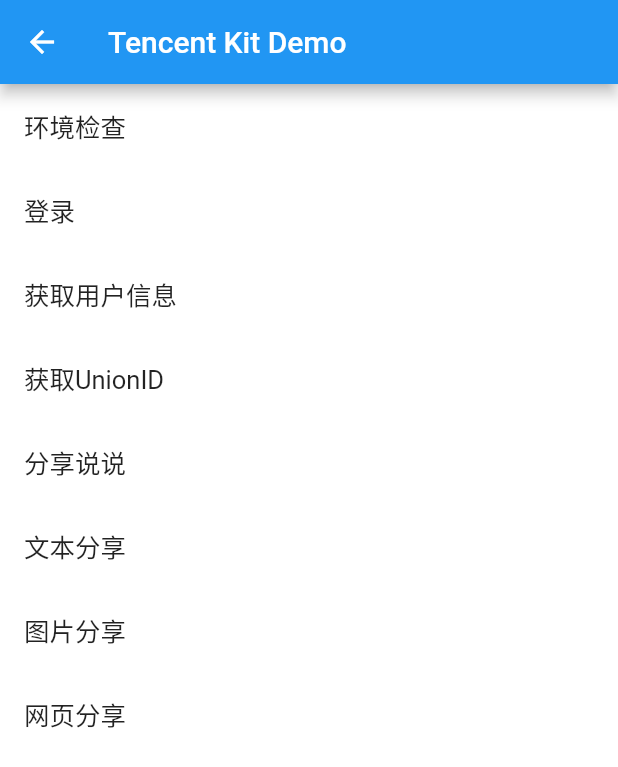
After one commit to cnatom/FlyingKxz, a Flutter app: the TestPage screen opened directly, after a tap on "图片分享", on a phone screen of 412 x 824 dp. The commit adds this screen. Shown: the top 767 px of the screen. Run offline on Flutter 3.47's test engine with Material 2 defaults, Android fonts, the phone set to English and light mode, and no system bars; our stand-ins replace community_material_icon, dio, flutter_boxicons, flutter_feather_icons, flutter_screenutil, flutter_staggered_animations and 9 more; missing offline and left inert: evil_icons_flutter, flui, flutter_animated_dialog, flutter_easyhub, flutter_picker, left_scroll_actions and 2 more; accounts and stored records are empty; network calls fail; statements that could not run were skipped.

Commit message:
矿小助0.7.14

```diff
--- a/lib/FlyingUiKit/container.dart
+++ b/lib/FlyingUiKit/container.dart
@@ -7,7 +7,6 @@
 import 'package:flutter_screenutil/flutter_screenutil.dart';
 import 'package:flying_kxz/FlyingUiKit/text.dart';
 import 'package:flying_kxz/Model/global.dart';
-
 import 'config.dart';
 
 //常用圆角容器
--- a/lib/NetRequest/newLogin_post.dart
+++ b/lib/NetRequest/newLogin_post.dart
@@ -13,10 +13,8 @@
     Response res;
     Dio dio = Dio();
     //配置dio信息
-
     res = await dio.post(Global.apiUrl.newLoginUrl, data: _jsonMap);
     Map<String, dynamic> map = jsonDecode(res.toString());
-
     debugPrint(res.toString());
     if (map['code'] == 0) {
       //登录成功
@@ -27,8 +25,9 @@
       return false;
     }
   } catch (e) {
+
     debugPrint(e.toString());
-    showToast(context, '请检查您的网络连接');
+    showToast(context, '发生了一点小错误（X_X)');
     return false;
   }
 }
--- /dev/null
+++ b/lib/pages/navigator_page_child/home_page_child/test_view.dart
@@ -0,0 +1,192 @@
+import 'dart:async';
+import 'dart:io';
+
+import 'package:flutter/material.dart';
+import 'package:okhttp_kit/okhttp_kit.dart';
+import 'package:path/path.dart' as path;
+import 'package:path_provider/path_provider.dart' as path_provider;
+import 'package:tencent_kit/tencent_kit.dart';
+
+
+class TestPage extends StatefulWidget {
+  @override
+  State<StatefulWidget> createState() {
+    return _TestPageState();
+  }
+}
+
+class _TestPageState extends State<TestPage> {
+  static const String _TENCENT_APPID = 'your tencent appId';
+
+  Tencent _tencent = Tencent()..registerApp(appId: _TENCENT_APPID);
+
+  StreamSubscription<TencentLoginResp> _login;
+  StreamSubscription<TencentShareResp> _share;
+
+  TencentLoginResp _loginResp;
+
+  @override
+  void initState() {
+    super.initState();
+    _login = _tencent.loginResp().listen(_listenLogin);
+    _share = _tencent.shareResp().listen(_listenShare);
+  }
+
+  void _listenLogin(TencentLoginResp resp) {
+    _loginResp = resp;
+    String content = 'login: ${resp.openid} - ${resp.accessToken}';
+    _showTips('登录', content);
+  }
+
+  void _listenShare(TencentShareResp resp) {
+    String content = 'share: ${resp.ret} - ${resp.msg}';
+    _showTips('分享', content);
+  }
+
+  @override
+  void dispose() {
+    _login?.cancel();
+    _login = null;
+    _share?.cancel();
+    _share = null;
+    super.dispose();
+  }
+
+  @override
+  Widget build(BuildContext context) {
+    return Scaffold(
+      appBar: AppBar(
+        title: const Text('Tencent Kit Demo'),
+      ),
+      body: ListView(
+        children: <Widget>[
+          ListTile(
+            title: const Text('环境检查'),
+            onTap: () async {
+              String content =
+                  'QQ install: ${await _tencent.isQQInstalled()}\nTIM install: ${await _tencent.isTIMInstalled()}';
+              _showTips('环境检查', content);
+            },
+          ),
+          ListTile(
+            title: const Text('登录'),
+            onTap: () {
+              _tencent.login(
+                scope: <String>[TencentScope.GET_SIMPLE_USERINFO],
+              );
+            },
+          ),
+          ListTile(
+            title: const Text('获取用户信息'),
+            onTap: () async {
+              if (_loginResp != null &&
+                  _loginResp.isSuccessful() &&
+                  !_loginResp.isExpired()) {
+                TencentUserInfoResp userInfo = await _tencent.getUserInfo(
+                  appId: _TENCENT_APPID,
+                  openid: _loginResp.openid,
+                  accessToken: _loginResp.accessToken,
+                );
+                if (userInfo.isSuccessful()) {
+                  _showTips('用户信息',
+                      '${userInfo.nickname} - ${userInfo.gender} - ${userInfo.genderType}');
+                } else {
+                  _showTips('用户信息', '${userInfo.ret} - ${userInfo.msg}');
+                }
+              }
+            },
+          ),
+          ListTile(
+            title: const Text('获取UnionID'),
+            onTap: () async {
+              if (_loginResp != null &&
+                  _loginResp.isSuccessful() &&
+                  !_loginResp.isExpired()) {
+                TencentUnionidResp unionid = await _tencent.getUnionId(
+                  accessToken: _loginResp.accessToken,
+                );
+                if (unionid.isSuccessful()) {
+                  _showTips('UnionID',
+                      '${unionid.clientId} - ${unionid.openid} - ${unionid.unionid}');
+                } else {
+                  _showTips('UnionID',
+                      '${unionid.error} - ${unionid.errorDescription}');
+                }
+              }
+            },
+          ),
+          ListTile(
+            title: const Text('分享说说'),
+            onTap: () {
+              _tencent.shareMood(
+                scene: TencentScene.SCENE_QZONE,
+                summary: '分享测试',
+              );
+            },
+          ),
+          ListTile(
+            title: const Text('文本分享'),
+            onTap: () {
+              _tencent.shareText(
+                scene: TencentScene.SCENE_QQ,
+                summary: '分享测试',
+              );
+            },
+          ),
+          ListTile(
+            title: const Text('图片分享'),
+            onTap: () async {
+              OkHttpClient client = OkHttpClientBuilder().build();
+              Response resp = await client
+                  .newCall(RequestBuilder()
+                  .get()
+                  .url(HttpUrl.parse(
+                  'https://www.baidu.com/img/bd_logo1.png?where=super'))
+                  .build())
+                  .enqueue();
+              if (resp.isSuccessful()) {
+                Directory saveDir = Platform.isIOS
+                    ? await path_provider.getApplicationDocumentsDirectory()
+                    : await path_provider.getExternalStorageDirectory();
+                File saveFile = File(path.join(saveDir.path, 'timg.png'));
+                if (!saveFile.existsSync()) {
+                  saveFile.createSync(recursive: true);
+                  saveFile.writeAsBytesSync(
+                    await resp.body().bytes(),
+                    flush: true,
+                  );
+                }
+                await _tencent.shareImage(
+                  scene: TencentScene.SCENE_QQ,
+                  imageUri: Uri.file(saveFile.path),
+                );
+              }
+            },
+          ),
+          ListTile(
+            title: const Text('网页分享'),
+            onTap: () {
+              _tencent.shareWebpage(
+                scene: TencentScene.SCENE_QQ,
+                title: 'title',
+                targetUrl: 'https://www.baidu.com/',
+              );
+            },
+          ),
+        ],
+      ),
+    );
+  }
+
+  void _showTips(String title, String content) {
+    showDialog<void>(
+      context: context,
+      builder: (BuildContext context) {
+        return AlertDialog(
+          title: Text(title),
+          content: Text(content),
+        );
+      },
+    );
+  }
+}
--- a/pubspec.yaml
+++ b/pubspec.yaml
@@ -15,7 +15,7 @@
 # In iOS, build-name is used as CFBundleShortVersionString while build-number used as CFBundleVersion.
 # Read more about iOS versioning at
 # https://developer.apple.com/library/archive/documentation/General/Reference/InfoPlistKeyReference/Articles/CoreFoundationKeys.html
-version: 0.7.3
+version: 0.7.31
 
 environment:
   sdk: ">=2.7.0 <3.0.0"
@@ -67,6 +67,8 @@
   image_crop: ^0.3.4
   left_scroll_actions: ^1.5.3
   image_gallery_saver: ^1.2.2
+  tencent_kit: ^1.1.2
+  okhttp_kit: ^1.0.2
   # The following adds the Cupertino Icons font to your application.
   # Use with the CupertinoIcons class for iOS style icons.
   cupertino_icons: ^0.1.3
```
Also changed, not shown: lib/FlyingUiKit/new_bottomBar/animated_bottom_bar.dart (deleted, +0 -111 lines), lib/FlyingUiKit/new_bottomBar/animatedbutton/animated_button.dart (deleted, +0 -157 lines), lib/FlyingUiKit/new_bottomBar/bottom_bar_navigation_pattern/animated_bottom_bar.dart (deleted, +0 -107 lines), lib/FlyingUiKit/new_bottomBar/bottom_bar_navigation_pattern/bottom_bar_navigation_pattern_example.dart (deleted, +0 -59 lines), lib/pages/navigator_page_child/home_page.dart (+7 -9 lines), lib/pages/navigator_page_child/myself_page_child/activeStep_page.dart (+10 -1 lines), pubspec.lock, 1 other file.
